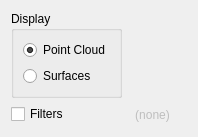
Old version of the form gui/DepthMapOptions.ui in the repository Kitware/TeleSculptor.
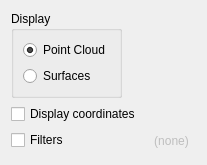
New version of the form.

```diff
--- a/gui/DepthMapOptions.ui
+++ b/gui/DepthMapOptions.ui
@@ -7,7 +7,7 @@
     <x>0</x>
     <y>0</y>
     <width>198</width>
-    <height>137</height>
+    <height>165</height>
    </rect>
   </property>
   <property name="windowTitle">
@@ -49,14 +49,14 @@
      </layout>
     </widget>
    </item>
-   <item row="1" column="0">
+   <item row="2" column="0">
     <widget class="QCheckBox" name="checkBoxFilters">
      <property name="text">
       <string>Filters</string>
      </property>
     </widget>
    </item>
-   <item row="1" column="1">
+   <item row="2" column="1">
     <widget class="QToolButton" name="toolButtonFilters">
      <property name="enabled">
       <bool>false</bool>
@@ -78,6 +78,13 @@
      </property>
     </widget>
    </item>
+   <item row="1" column="0">
+    <widget class="QCheckBox" name="checkBoxBBox">
+     <property name="text">
+      <string>Display coordinates</string>
+     </property>
+    </widget>
+   </item>
   </layout>
  </widget>
  <resources/>
```
